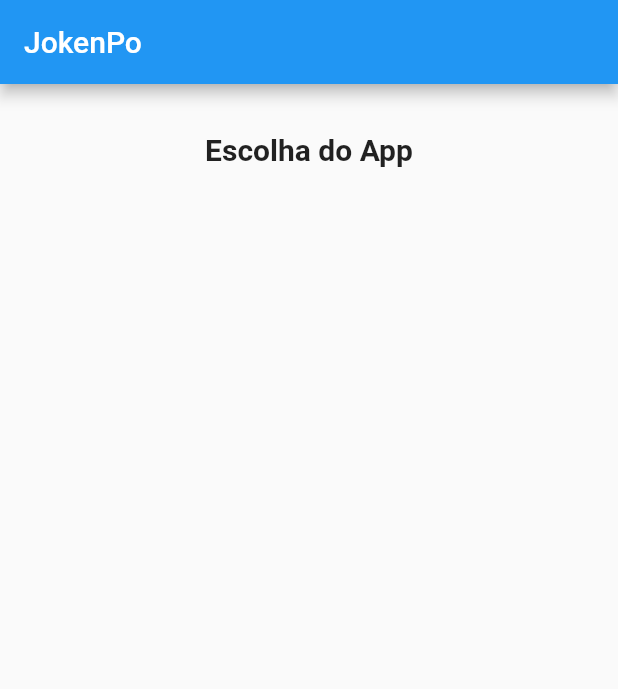
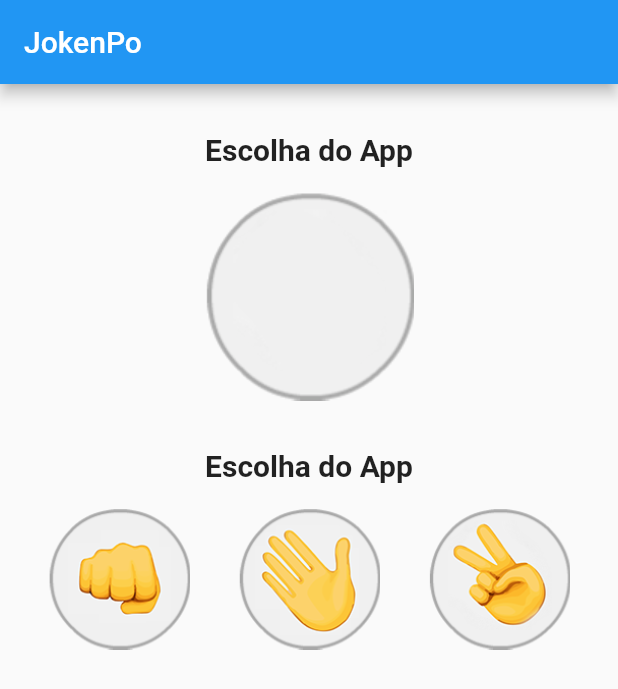
Before and after one commit to mateusmatosleonardo/joken-po, a Flutter app: the screen it shows after launch, on a phone screen of 412 x 824 dp. Shown: the top 689 px of the screen. Run offline on Flutter 3.47's test engine with Material 2 defaults, Android fonts, the phone set to English and light mode, and no system bars.

Commit message:
finalizing interface the app

```diff
--- a/lib/game.dart
+++ b/lib/game.dart
@@ -15,18 +15,32 @@ class _GameState extends State<Game> {
         title: const Text("JokenPo"),
       ),
       body: Column(
-        crossAxisAlignment: CrossAxisAlignment.stretch,
-        children: const [
-          Padding(
+        crossAxisAlignment: CrossAxisAlignment.center,
+        children: [
+          const Padding(
             padding: EdgeInsets.only(top: 32, bottom: 16),
             child: Text(
               "Escolha do App",
               textAlign: TextAlign.center,
-              style: TextStyle(
-                fontSize: 20,
-                fontWeight:FontWeight.bold
-              ),
+              style: TextStyle(fontSize: 20, fontWeight: FontWeight.bold),
             ),
+          ),
+          Image.asset("images/padrao.png"),
+          const Padding(
+            padding: EdgeInsets.only(top: 32, bottom: 16),
+            child: Text(
+              "Escolha do App",
+              textAlign: TextAlign.center,
+              style: TextStyle(fontSize: 20, fontWeight: FontWeight.bold),
+            ),
+          ),
+          Row(
+            mainAxisAlignment: MainAxisAlignment.spaceEvenly,
+            children: [
+              Image.asset("images/pedra.png", height: 95),
+              Image.asset("images/papel.png", height: 95),
+              Image.asset("images/tesoura.png", height: 95),
+            ],
           )
         ],
       ),
--- a/pubspec.yaml
+++ b/pubspec.yaml
@@ -61,6 +61,11 @@ flutter:
   # assets:
   #   - images/a_dot_burr.jpeg
   #   - images/a_dot_ham.jpeg
+  assets:
+    - images/padrao.png
+    - images/papel.png
+    - images/pedra.png
+    - images/tesoura.png
 
   # An image asset can refer to one or more resolution-specific "variants", see
   # https://flutter.dev/assets-and-images/#resolution-aware.
```
Also changed, not shown: images/padrao.png (added), images/papel.png (added), images/pedra.png (added), images/tesoura.png (added).
